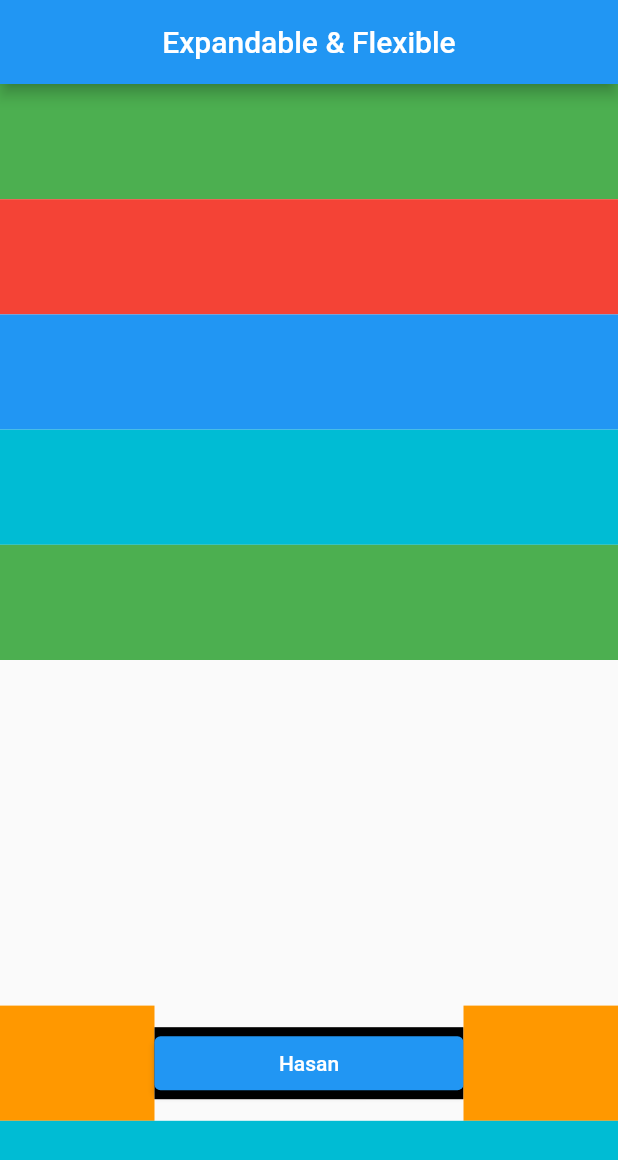
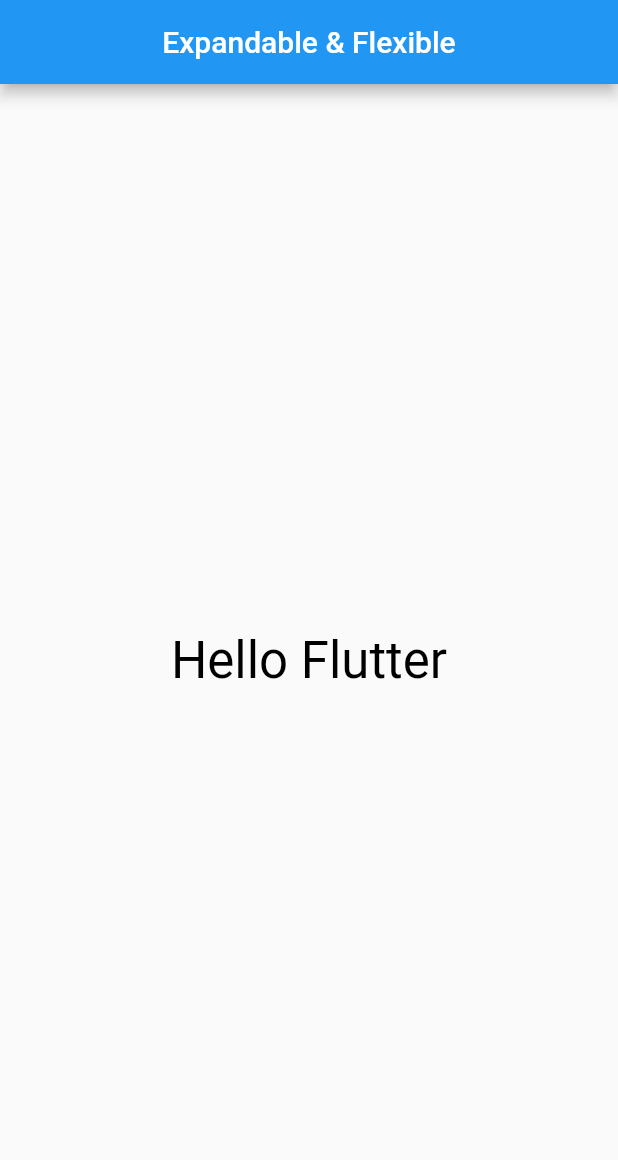
Before and after one commit to hasan1036/Rabbil-Hasan-Flutter, a Flutter app: the screen it shows after launch, on a phone screen of 412 x 824 dp. Shown: the top 1160 px of the screen. Run offline on Flutter 3.47's test engine with Material 2 defaults, Android fonts, the phone set to English and light mode, and no system bars.

Commit message:
4.47 Media Query

```diff
--- a/lib/main.dart
+++ b/lib/main.dart
@@ -1,4 +1,5 @@
 import 'package:flutter/material.dart';
+import 'package:rabbirl_hasan_1/style.dart';
 
 void main() {
   runApp(const MyApp());
@@ -24,72 +25,23 @@
 
   @override
   Widget build(BuildContext context) {
+
+    // var width = MediaQuery.of(context).size.width;
+    // var height = MediaQuery.of(context).size.height;
+    // var orientasion = MediaQuery.of(context).orientation;
+
     return Scaffold(
       appBar: AppBar(
         title: Center(child: Text("Expandable & Flexible")),
       ),
       body: Column(
-        mainAxisAlignment: MainAxisAlignment.start,
+        mainAxisAlignment: MainAxisAlignment.center,
         children: [
-           Expanded(
-             flex: 1,
-             child: Container(
-             color: Colors.green,
-           ),),
-          Expanded(
-            flex: 1,
-            child: Container(
-             color: Colors.red,
-           ),),
-          Expanded(
-            flex: 1,
-            child: Container(
-            color: Colors.blue,
-          ),),
-          Expanded(
-            flex: 1,
-            child: Container(
-            color: Colors.cyan,
-          ),),
-           Expanded(
-             flex: 1,
-             child: Container(
-             color: Colors.green,
-           ),),
-          Expanded(
-            flex: 3,
-            child: Container(
-             // color: Colors.red,
+          Center(child: Text("Hello Flutter", style: HeadLine(context),)),
 
-           ),),
-          Expanded(
-            flex: 1,
-            child: Row(
-              children: [
-                Expanded(child: Container(
-                  color: Colors.orange,
-                )),
-                Expanded(
-                    flex: 2,
-                    child: Container(
-                  color: Colors.black,
-                      child:ElevatedButton(onPressed: (){}, child: Text("Hasan"))
-
-                )),
-                Expanded(child: Container(
-                  color: Colors.orange,
-                )),
-              ],
-
-          ),),
-          Expanded(
-            flex: 1,
-            child: Container(
-            color: Colors.cyan,
-          ),),
 
         ],
-      ),
+      )
     );
   }
 }
--- /dev/null
+++ b/lib/style.dart
@@ -0,0 +1,25 @@
+import 'dart:ui';
+
+import 'package:flutter/material.dart';
+
+TextStyle HeadLine(context){
+
+  var width = MediaQuery.of(context).size.width;
+  if(width<500){
+
+    return TextStyle(
+      color: Color(0xff000000),
+      fontSize: 34,
+    );
+  }
+
+  else{
+    return TextStyle(
+      color: Color(0xff09ff3b),
+      fontSize: 65,
+    );
+  }
+
+
+
+}
```
Also changed, not shown: lib/test.dart (deleted).
